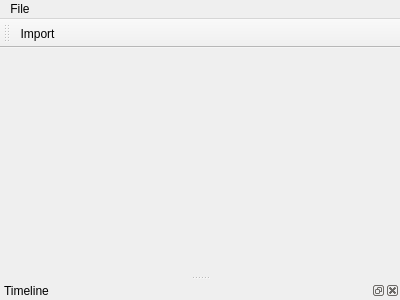
First picture: the form in mainwindow.ui, repository skyrpex/Jam-Editor, before the edit.
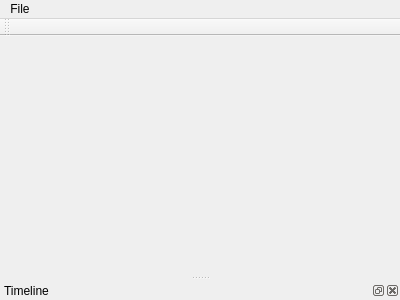
Second picture: the form after the edit. Custom widgets are drawn as their Qt base class.

Commit message: Removes import action

The edit to the form file:
```diff
--- a/mainwindow.ui
+++ b/mainwindow.ui
@@ -44,7 +44,6 @@
    <attribute name="toolBarBreak">
     <bool>false</bool>
    </attribute>
-   <addaction name="actionImport"/>
   </widget>
   <widget class="QDockWidget" name="dockWidget">
    <property name="windowTitle">
@@ -75,11 +74,6 @@
     <string>Exit</string>
    </property>
   </action>
-  <action name="actionImport">
-   <property name="text">
-    <string>Import</string>
-   </property>
-  </action>
  </widget>
  <layoutdefault spacing="6" margin="11"/>
  <customwidgets>
```
The commit also changes 2 other files.
